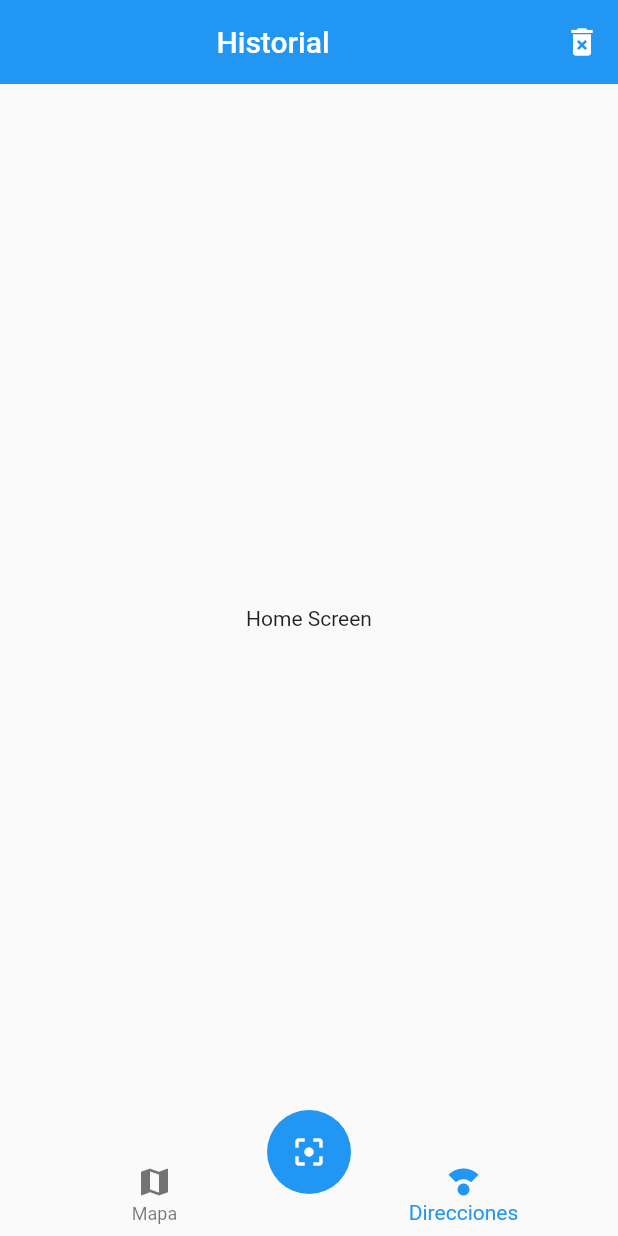
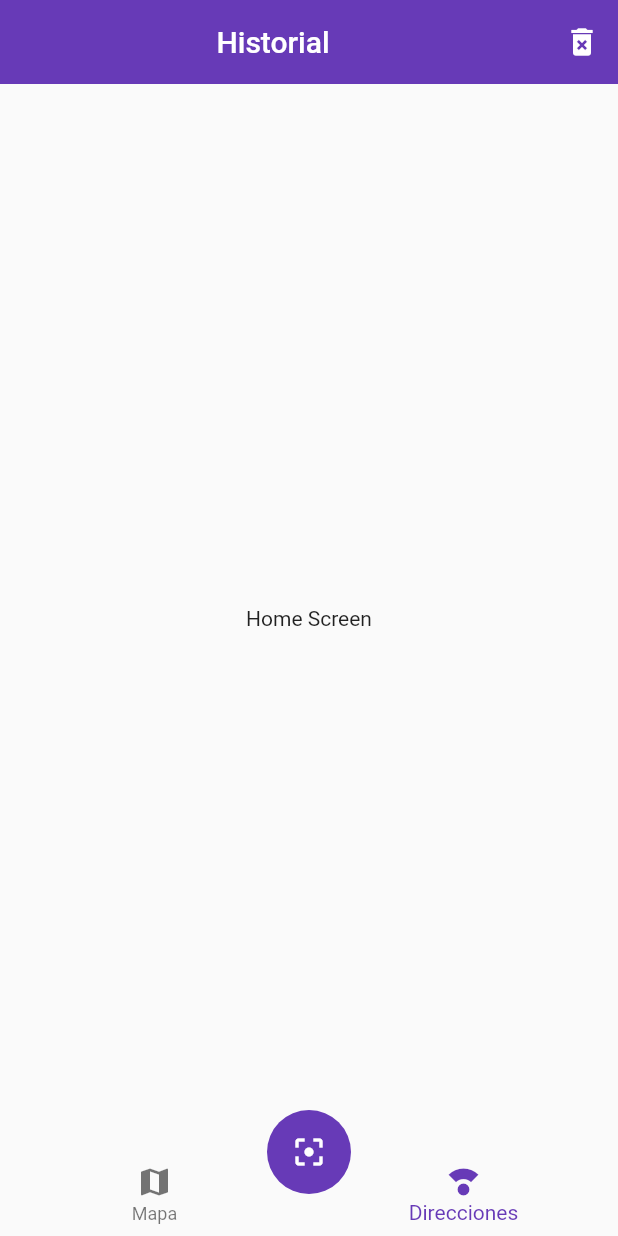
Before and after one commit to RommelOlachea/qr_reader, a Flutter app: the screen it shows after launch, on a phone screen of 412 x 824 dp. Run offline on Flutter 3.47's test engine with Material 2 defaults, Android fonts, the phone set to English and light mode, and no system bars.

Commit message:
Definiendo el tema

```diff
--- a/lib/main.dart
+++ b/lib/main.dart
@@ -13,6 +13,13 @@ class MyApp extends StatelessWidget {
       title: 'QR Reader',
       initialRoute: 'home',
       routes: {'home': (_) => HomePage(), 'mapa': (_) => MapaPage()},
+      theme: ThemeData(
+          appBarTheme: const AppBarTheme(color: Colors.deepPurple),
+          bottomNavigationBarTheme: const BottomNavigationBarThemeData(
+              selectedItemColor: Colors.deepPurple),
+          floatingActionButtonTheme: const FloatingActionButtonThemeData(
+            backgroundColor: Colors.deepPurple,
+          )),
     );
   }
 }
```
